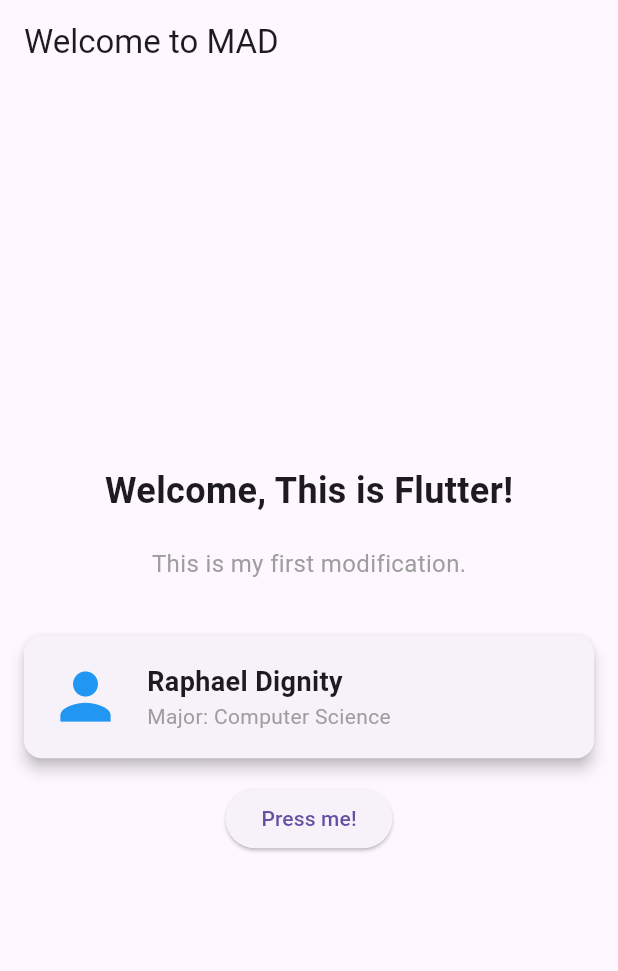
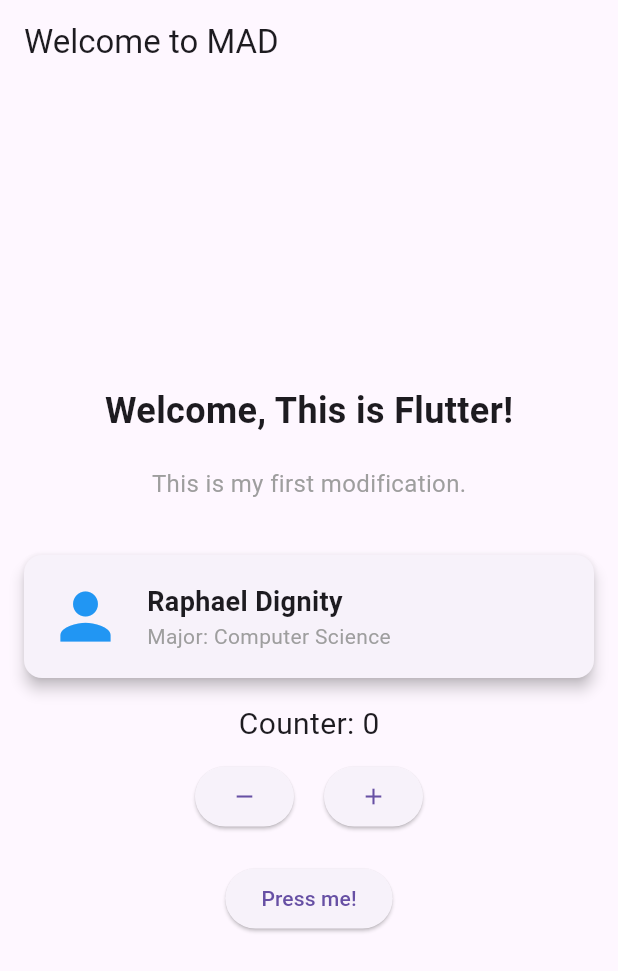
Before and after one commit to OfficialEseosa/team_app_raphael_dignity, a Flutter app: the screen it shows after launch, on a phone screen of 412 x 824 dp. Shown: the top 971 px of the screen. Run offline on Flutter 3.47's test engine with Material 3 defaults, Android fonts, the phone set to English and light mode, and no system bars.

Commit message:
Add counter with plus and minus sign

```diff
--- a/lib/main.dart
+++ b/lib/main.dart
@@ -10,10 +10,8 @@ class MyApp extends StatelessWidget {
   @override
   Widget build(BuildContext context) {
     return MaterialApp(
-      // TASK 1: Change the title of the app
       title: 'My First Flutter App',
       theme: ThemeData(
-        // TASK 2: Change the primary swatch color (try Colors.red, Colors.green)
         primarySwatch: Colors.green,
       ),
       home: HomePage(),
@@ -21,30 +19,35 @@ class MyApp extends StatelessWidget {
   }
 }
 
-class HomePage extends StatelessWidget {
+class HomePage extends StatefulWidget {
+  @override
+  _HomePageState createState() => _HomePageState();
+}
+
+class _HomePageState extends State<HomePage> {
+  int _count = 0;
+
   @override
   Widget build(BuildContext context) {
     return Scaffold(
       appBar: AppBar(
-        // TASK 3: Change the text in the top bar
         title: Text('Welcome to MAD'),
       ),
       body: Center(
         child: Column(
           mainAxisAlignment: MainAxisAlignment.center,
           children: [
-            // TASK 4: Change the main text below
             Text(
               'Welcome, This is Flutter!',
               style: TextStyle(fontSize: 24, fontWeight: FontWeight.bold),
             ),
-            SizedBox(height: 20), // Adds space between widgets
-            // TASK 5: Change the subtitle text
+            SizedBox(height: 20),
             Text(
               'This is my first modification.',
               style: TextStyle(fontSize: 16, color: Colors.grey),
             ),
             SizedBox(height: 20),
+
             Card(
               elevation: 4,
               margin: EdgeInsets.all(16),
@@ -57,21 +60,48 @@ class HomePage extends StatelessWidget {
                     Column(
                       crossAxisAlignment: CrossAxisAlignment.start,
                       children: [
-                        Text('Raphael Dignity',
-                          style: TextStyle(fontSize: 18, fontWeight: FontWeight.bold)),
-                        Text('Major: Computer Science',
-                          style: TextStyle(color: Colors.grey)),
+                        Text(
+                          'Raphael Dignity',
+                          style: TextStyle(
+                              fontSize: 18, fontWeight: FontWeight.bold),
+                        ),
+                        Text(
+                          'Major: Computer Science',
+                          style: TextStyle(color: Colors.grey),
+                        ),
                       ],
                     ),
                   ],
                 ),
               ),
             ),
+
+            Text(
+              'Counter: $_count',
+              style: TextStyle(fontSize: 20),
+            ),
+            SizedBox(height: 10),
+
+            Row(
+              mainAxisAlignment: MainAxisAlignment.center,
+              children: [
+                ElevatedButton(
+                  onPressed: () => setState(() => _count--),
+                  child: Icon(Icons.remove),
+                ),
+                SizedBox(width: 20),
+                ElevatedButton(
+                  onPressed: () => setState(() => _count++),
+                  child: Icon(Icons.add),
+                ),
+              ],
+            ),
+
+            SizedBox(height: 20),
             ElevatedButton(
               onPressed: () {
                 print('Button Clicked!');
               },
-              // TASK 6: Change the text on the button
               child: Text('Press me!'),
             ),
           ],
```
